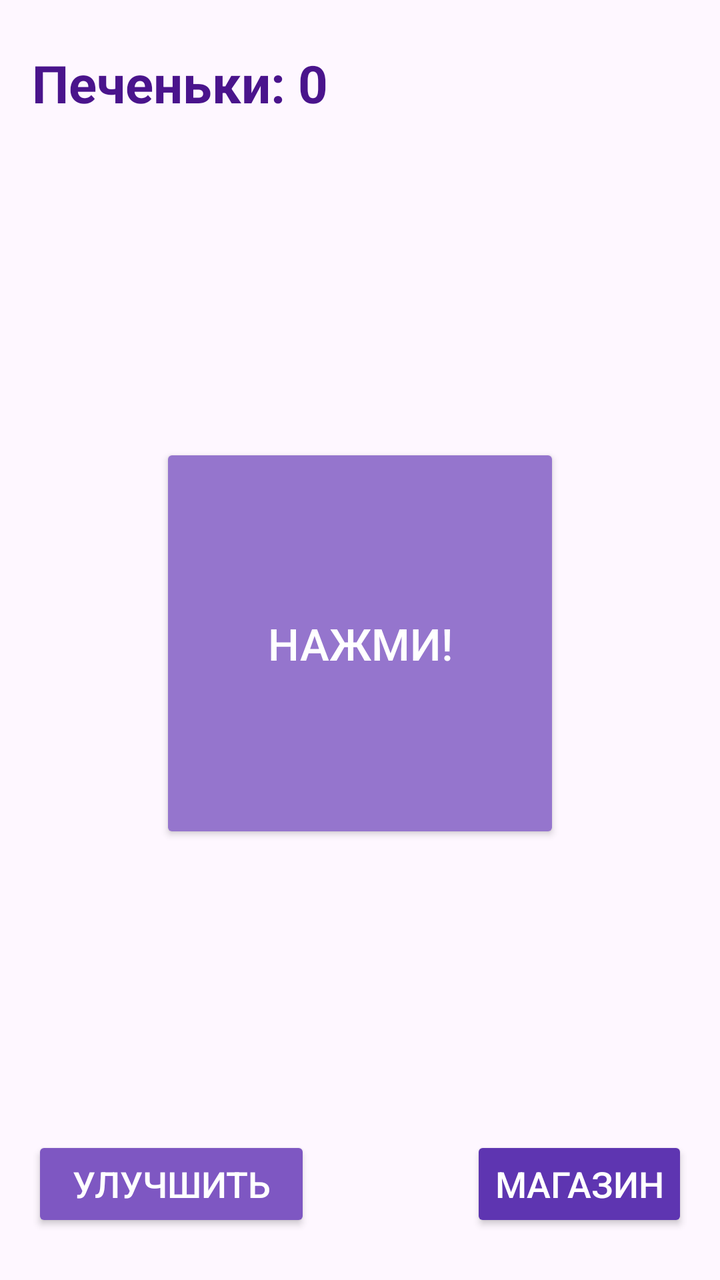
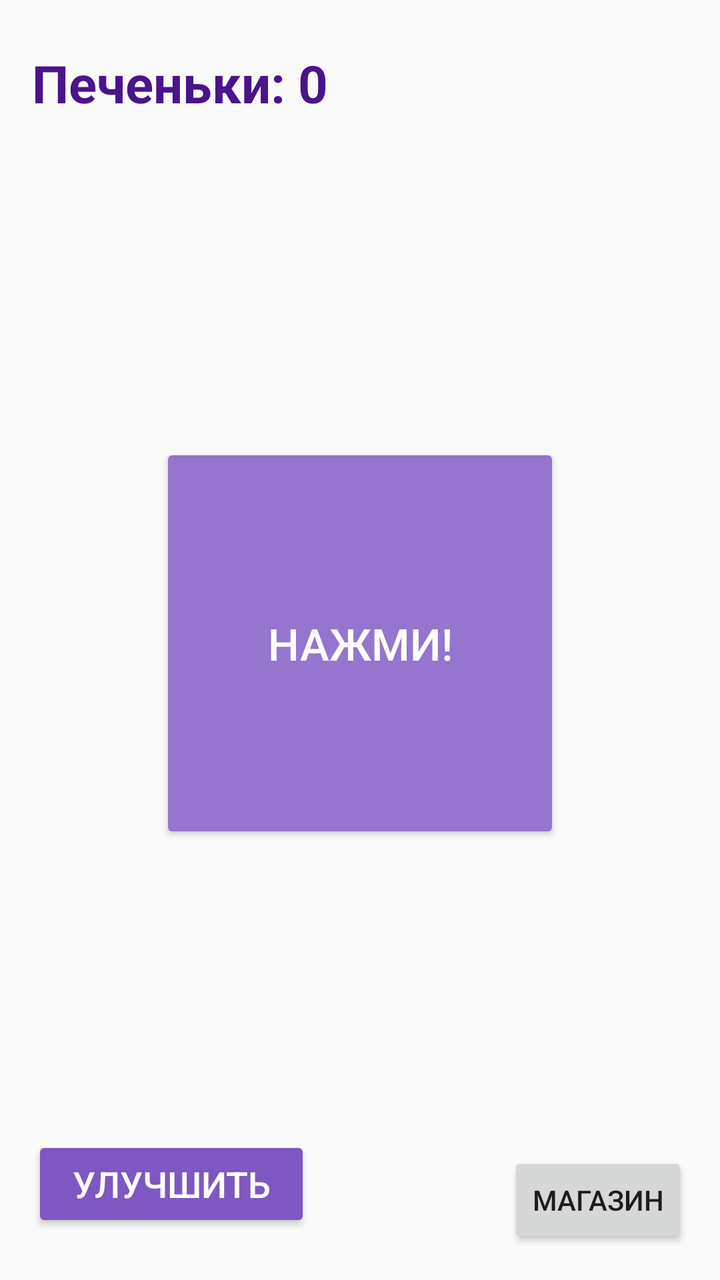

Compare the two renders of this Android layout. The source of the first and the diff that turns it into the second are given below.
<!-- AndroidManifest.xml: application theme Theme.CookeisClickers -->
<!-- res/layout/activity_main.xml -->
<?xml version="1.0" encoding="utf-8"?>
<androidx.constraintlayout.widget.ConstraintLayout xmlns:android="http://schemas.android.com/apk/res/android"
    xmlns:app="http://schemas.android.com/apk/res-auto"
    xmlns:tools="http://schemas.android.com/tools"
    android:id="@+id/main"
    android:layout_width="match_parent"
    android:layout_height="match_parent"
    tools:context=".Controller.MainActivity">


    <TextView
        android:id="@+id/cookieView"
        android:layout_width="wrap_content"
        android:layout_height="wrap_content"
        android:text="Печеньки: 0"
        android:textSize="26sp"
        android:textStyle="bold"
        android:textColor="#4A148C"
        app:layout_constraintTop_toTopOf="parent"
        app:layout_constraintStart_toStartOf="parent"
        android:layout_marginTop="24dp"
        android:layout_marginStart="16dp" />


    <Button
        android:id="@+id/clickButton"
        android:layout_width="200dp"
        android:layout_height="200dp"
        android:text="Нажми!"
        android:textSize="22sp"
        android:backgroundTint="#9575CD"
        android:textColor="#FFFFFF"
        app:layout_constraintTop_toBottomOf="@id/cookieView"
        app:layout_constraintBottom_toBottomOf="parent"
        app:layout_constraintStart_toStartOf="parent"
        app:layout_constraintEnd_toEndOf="parent"
        android:layout_marginBottom="80dp"
        android:layout_marginTop="24dp" />


    <Button
        android:id="@+id/upgradeButton"
        android:layout_width="wrap_content"
        android:layout_height="wrap_content"
        android:text="Улучшить"
        android:textSize="18sp"
        android:backgroundTint="#7E57C2"
        android:textColor="#FFFFFF"
        android:paddingLeft="20dp"
        android:paddingRight="20dp"
        app:layout_constraintBottom_toBottomOf="parent"
        app:layout_constraintStart_toStartOf="parent"
        android:layout_marginStart="16dp"
        android:layout_marginBottom="24dp" />

    <Button
        android:id="@+id/shopButton"
        android:layout_width="wrap_content"
        android:layout_height="wrap_content"
        android:text="Магазин"
        android:textSize="18sp"
        android:backgroundTint="#5E35B1"
        android:textColor="#FFFFFF"
        app:layout_constraintBottom_toBottomOf="parent"
        app:layout_constraintEnd_toEndOf="parent"
        android:layout_marginEnd="16dp"
        android:layout_marginBottom="24dp" />

</androidx.constraintlayout.widget.ConstraintLayout>
<!-- resources referenced by this layout -->
<resources>
  <style name="Theme.CookeisClickers" parent="Base.Theme.CookeisClickers" />
  <style name="Base.Theme.CookeisClickers" parent="Theme.Material3.DayNight.NoActionBar">
          
          
      </style>
</resources>

<!-- the commit's change to res/layout/activity_main.xml (unified diff, before → after) -->
@@ -1,5 +1,5 @@
 <?xml version="1.0" encoding="utf-8"?>
-<androidx.constraintlayout.widget.ConstraintLayout xmlns:android="http://schemas.android.com/apk/res/android"
+    <androidx.constraintlayout.widget.ConstraintLayout xmlns:android="http://schemas.android.com/apk/res/android"
     xmlns:app="http://schemas.android.com/apk/res-auto"
     xmlns:tools="http://schemas.android.com/tools"
     android:id="@+id/main"
@@ -58,12 +58,8 @@
         android:layout_width="wrap_content"
         android:layout_height="wrap_content"
         android:text="Магазин"
-        android:textSize="18sp"
-        android:backgroundTint="#5E35B1"
-        android:textColor="#FFFFFF"
         app:layout_constraintBottom_toBottomOf="parent"
         app:layout_constraintEnd_toEndOf="parent"
-        android:layout_marginEnd="16dp"
-        android:layout_marginBottom="24dp" />
+        android:layout_margin="16dp"/>
 
 </androidx.constraintlayout.widget.ConstraintLayout>
<!-- resource entries referenced after the edit -->
@@ -1,9 +1,5 @@
 <!-- resources referenced by this layout -->
 <resources>
-  <style name="Theme.CookeisClickers" parent="Base.Theme.CookeisClickers" />
-  <style name="Base.Theme.CookeisClickers" parent="Theme.Material3.DayNight.NoActionBar">
-          
-          
-      </style>
+
 </resources>
 
